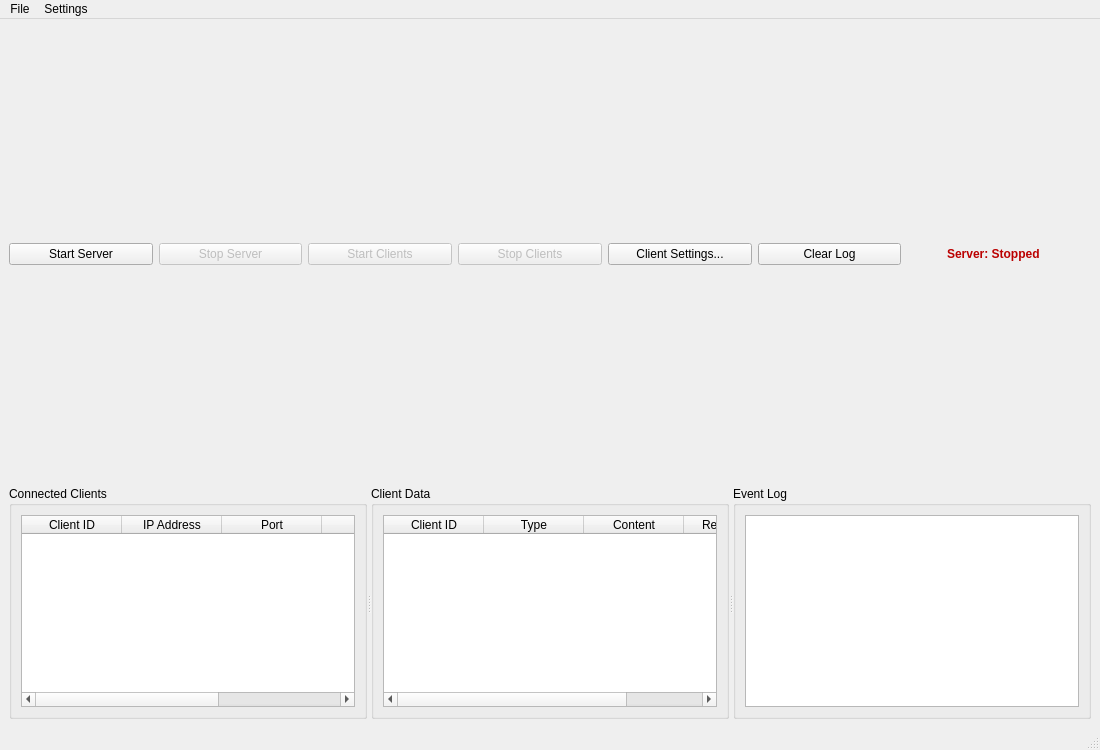
Above: server/ui/MainWindow.ui from PajiloyLis/CPP_Test_Task before the change. Below: the same form after it.
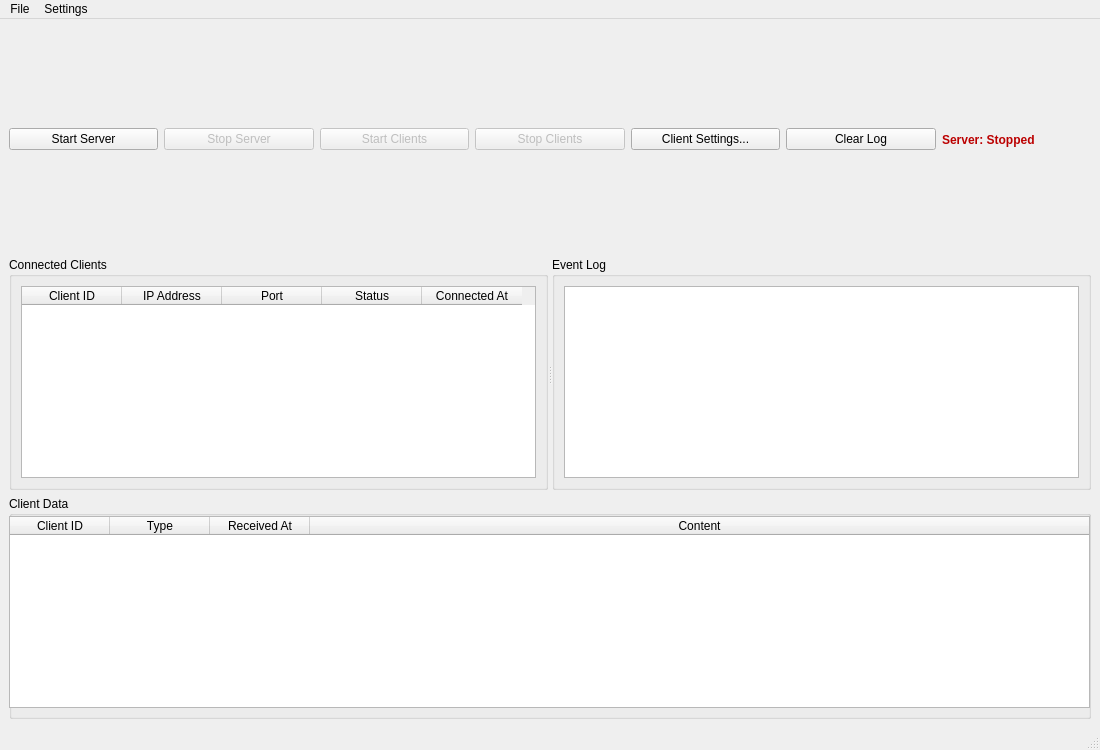
That is the form after the change.

Diff of the .ui file:
```diff
--- a/server/ui/MainWindow.ui
+++ b/server/ui/MainWindow.ui
@@ -16,6 +16,8 @@
   <widget class="QWidget" name="centralwidget">
    <layout class="QVBoxLayout" name="verticalLayoutMain">
     <item>
+     <layout class="QVBoxLayout" name="verticalLayout">
+      <item>
      <layout class="QHBoxLayout" name="controlsLayout">
       <item>
        <widget class="QPushButton" name="btnStartServer">
@@ -68,19 +70,6 @@
         </property>
        </widget>
       </item>
-      <item>
-       <spacer name="horizontalSpacer">
-        <property name="orientation">
-         <enum>Qt::Vertical</enum>
-        </property>
-        <property name="sizeHint" stdset="0">
-         <size>
-          <width>40</width>
-          <height>20</height>
-         </size>
-        </property>
-       </spacer>
-      </item>
       <item>
        <widget class="QLabel" name="lblServerStatus">
         <property name="styleSheet">
@@ -94,6 +83,8 @@
      </layout>
     </item>
     <item>
+       <layout class="QHBoxLayout" name="horizontalLayout">
+        <item>
      <widget class="QSplitter" name="splitter">
       <property name="orientation">
        <enum>Qt::Horizontal</enum>
@@ -140,43 +131,6 @@
         </item>
        </layout>
       </widget>
-      <widget class="QGroupBox" name="groupData">
-       <property name="title">
-        <string>Client Data</string>
-       </property>
-       <layout class="QVBoxLayout" name="layoutData">
-        <item>
-         <widget class="QTableWidget" name="tableData">
-          <property name="alternatingRowColors">
-           <bool>true</bool>
-          </property>
-          <property name="selectionBehavior">
-           <enum>QAbstractItemView::SelectItems</enum>
-          </property>
-          <column>
-           <property name="text">
-            <string>Client ID</string>
-           </property>
-          </column>
-          <column>
-           <property name="text">
-            <string>Type</string>
-           </property>
-          </column>
-          <column>
-           <property name="text">
-            <string>Content</string>
-           </property>
-          </column>
-          <column>
-           <property name="text">
-            <string>Received At</string>
-           </property>
-          </column>
-         </widget>
-        </item>
-       </layout>
-      </widget>
       <widget class="QGroupBox" name="groupLog">
        <property name="title">
         <string>Event Log</string>
@@ -197,6 +151,68 @@
        </layout>
       </widget>
      </widget>
+        </item>
+       </layout>
+      </item>
+      <item>
+       <widget class="QGroupBox" name="groupData">
+        <property name="title">
+         <string>Client Data</string>
+        </property>
+        <widget class="QTableWidget" name="tableData">
+         <property name="geometry">
+          <rect>
+           <x>0</x>
+           <y>20</y>
+           <width>1081</width>
+           <height>192</height>
+          </rect>
+         </property>
+         <property name="sizeAdjustPolicy">
+          <enum>QAbstractScrollArea::AdjustIgnored</enum>
+         </property>
+         <property name="alternatingRowColors">
+          <bool>true</bool>
+         </property>
+         <property name="selectionBehavior">
+          <enum>QAbstractItemView::SelectItems</enum>
+         </property>
+         <attribute name="horizontalHeaderCascadingSectionResizes">
+          <bool>true</bool>
+         </attribute>
+         <attribute name="horizontalHeaderMinimumSectionSize">
+          <number>50</number>
+         </attribute>
+         <attribute name="horizontalHeaderStretchLastSection">
+          <bool>true</bool>
+         </attribute>
+         <attribute name="verticalHeaderStretchLastSection">
+          <bool>false</bool>
+         </attribute>
+         <column>
+          <property name="text">
+           <string>Client ID</string>
+          </property>
+         </column>
+         <column>
+          <property name="text">
+           <string>Type</string>
+          </property>
+         </column>
+         <column>
+          <property name="text">
+           <string>Received At</string>
+          </property>
+         </column>
+         <column>
+          <property name="text">
+           <string>Content</string>
+          </property>
+         </column>
+        </widget>
+       </widget>
+      </item>
+     </layout>
     </item>
    </layout>
   </widget>
```
Lines whose indentation alone changed are shown as unchanged.
